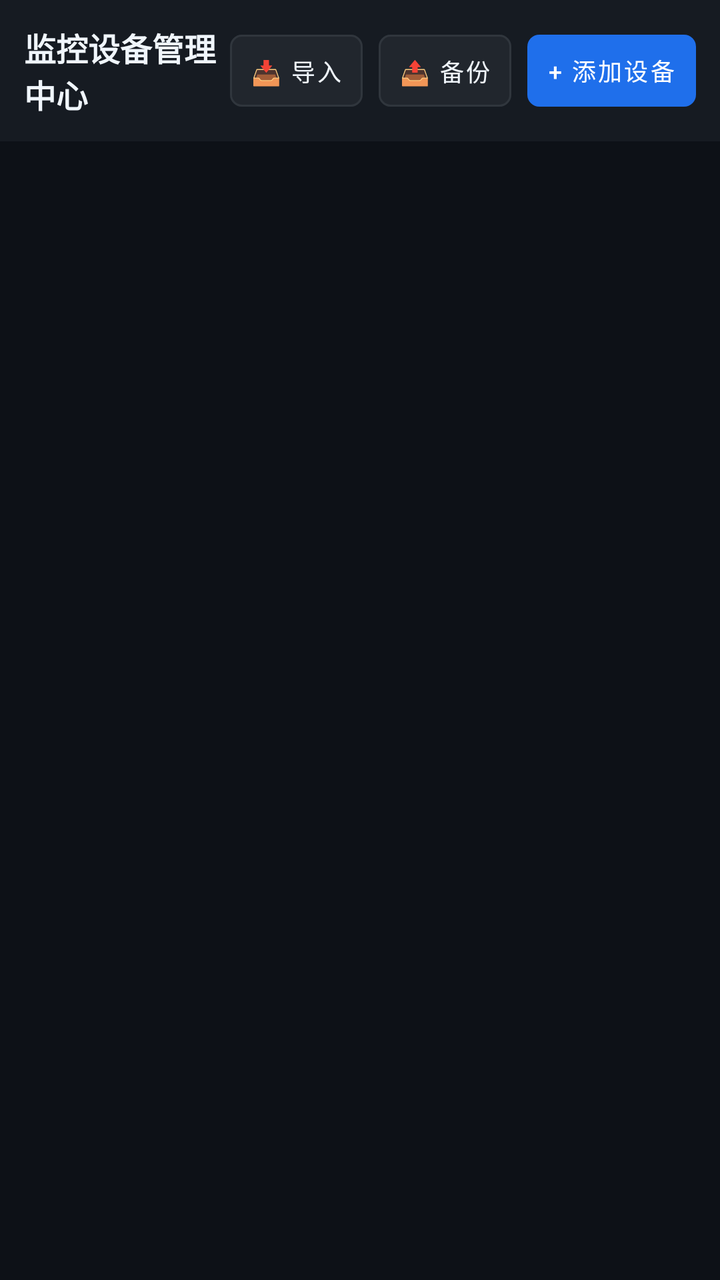
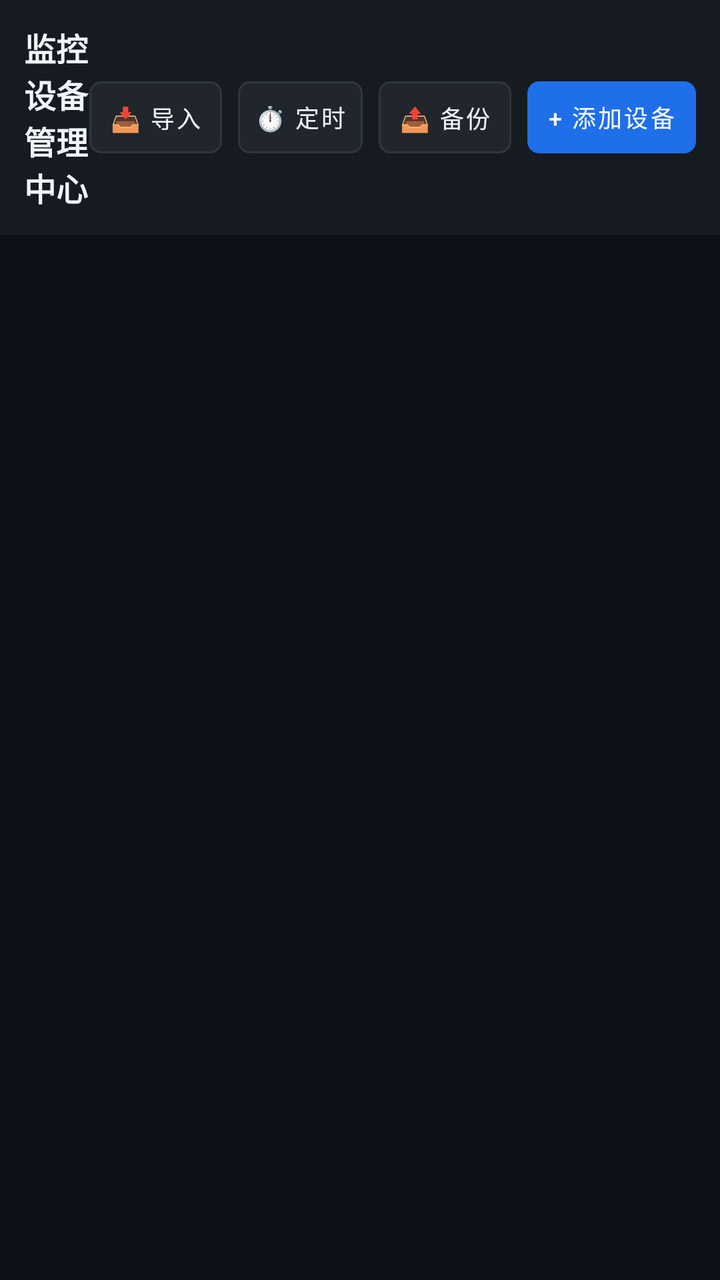

Two renders of the same Android screen: before a commit and after it. Below are the layout's source before the change and the commit's diff.
<!-- AndroidManifest.xml: application theme Theme.WeViewCam -->
<!-- res/layout/fragment_device_management.xml -->
<?xml version="1.0" encoding="utf-8"?>
<LinearLayout xmlns:android="http://schemas.android.com/apk/res/android"
    xmlns:app="http://schemas.android.com/apk/res-auto"
    android:layout_width="match_parent"
    android:layout_height="match_parent"
    android:orientation="vertical"
    android:background="@color/surveillance_bg">

    
    <LinearLayout
        android:layout_width="match_parent"
        android:layout_height="wrap_content"
        android:orientation="horizontal"
        android:padding="12dp"
        android:gravity="center_vertical"
        android:background="@color/surveillance_card">

        <TextView
            android:layout_width="0dp"
            android:layout_height="wrap_content"
            android:layout_weight="1"
            android:text="监控设备管理中心"
            android:textColor="@color/text_primary"
            android:textSize="16sp"
            android:textStyle="bold" />

        <Button
            android:id="@+id/btn_import_devices"
            android:layout_width="wrap_content"
            android:layout_height="36dp"
            android:layout_marginEnd="8dp"
            android:paddingStart="10dp"
            android:paddingEnd="10dp"
            android:text="📥 导入"
            android:textSize="12sp"
            style="@style/SurveillanceButton" />

        <Button
            android:id="@+id/btn_backup_devices"
            android:layout_width="wrap_content"
            android:layout_height="36dp"
            android:layout_marginEnd="8dp"
            android:paddingStart="10dp"
            android:paddingEnd="10dp"
            android:text="📤 备份"
            android:textSize="12sp"
            style="@style/SurveillanceButton" />

        <Button
            android:id="@+id/btn_add_device"
            android:layout_width="wrap_content"
            android:layout_height="36dp"
            android:paddingStart="10dp"
            android:paddingEnd="10dp"
            android:text="+ 添加设备"
            android:textSize="12sp"
            style="@style/SurveillanceAccentButton" />
    </LinearLayout>

    
    <androidx.recyclerview.widget.RecyclerView
        android:id="@+id/recycler_devices"
        android:layout_width="match_parent"
        android:layout_height="match_parent"
        android:paddingTop="8dp"
        android:paddingBottom="8dp"
        android:clipToPadding="false" />

</LinearLayout>
<!-- resources referenced by this layout -->
<resources>
  <color name="surveillance_bg">#0d1117</color>
  <color name="surveillance_card">#161b22</color>
  <color name="text_primary">#f0f6fc</color>
  <style name="SurveillanceAccentButton" parent="Widget.MaterialComponents.Button">
          <item name="android:insetTop">0dp</item>
          <item name="android:insetBottom">0dp</item>
          <item name="android:minHeight">0dp</item>
          <item name="android:minWidth">0dp</item>
          <item name="android:paddingStart">4dp</item>
          <item name="android:paddingEnd">4dp</item>
          <item name="android:paddingTop">0dp</item>
          <item name="android:paddingBottom">0dp</item>
          <item name="android:stateListAnimator">@null</item>
          <item name="backgroundTint">@color/primary</item>
          <item name="android:textColor">@color/white</item>
          <item name="cornerRadius">6dp</item>
      </style>
  <style name="SurveillanceButton" parent="Widget.MaterialComponents.Button">
          <item name="android:insetTop">0dp</item>
          <item name="android:insetBottom">0dp</item>
          <item name="android:minHeight">0dp</item>
          <item name="android:minWidth">0dp</item>
          <item name="android:paddingStart">4dp</item>
          <item name="android:paddingEnd">4dp</item>
          <item name="android:paddingTop">0dp</item>
          <item name="android:paddingBottom">0dp</item>
          <item name="android:stateListAnimator">@null</item>
          <item name="backgroundTint">@color/surveillance_card_alt</item>
          <item name="android:textColor">@color/text_primary</item>
          <item name="cornerRadius">6dp</item>
          <item name="strokeColor">@color/surveillance_border</item>
          <item name="strokeWidth">1dp</item>
      </style>
  <style name="Theme.WeViewCam" parent="Theme.MaterialComponents.DayNight.NoActionBar">
          <item name="colorPrimary">@color/primary</item>
          <item name="colorPrimaryVariant">@color/primary_dark</item>
          <item name="colorOnPrimary">@color/white</item>
          <item name="colorSecondary">@color/accent</item>
          <item name="colorSecondaryVariant">@color/primary_light</item>
          <item name="colorOnSecondary">@color/white</item>
          <item name="android:statusBarColor">@color/surveillance_bg</item>
          <item name="android:windowBackground">@color/surveillance_bg</item>
          <item name="android:navigationBarColor">@color/surveillance_bg</item>
      </style>
  <color name="primary">#1f6feb</color>
  <color name="white">#ffffff</color>
  <color name="surveillance_card_alt">#21262d</color>
  <color name="surveillance_border">#30363d</color>
  <color name="primary_dark">#0d1117</color>
  <color name="accent">#58a6ff</color>
  <color name="primary_light">#58a6ff</color>
</resources>

<!-- the commit's change to res/layout/fragment_device_management.xml (unified diff, before → after) -->
@@ -16,6 +16,7 @@
         android:background="@color/surveillance_card">
 
         <TextView
+            android:id="@+id/tv_device_center_title"
             android:layout_width="0dp"
             android:layout_height="wrap_content"
             android:layout_weight="1"
@@ -32,6 +33,17 @@
             android:paddingStart="10dp"
             android:paddingEnd="10dp"
             android:text="📥 导入"
+            android:textSize="12sp"
+            style="@style/SurveillanceButton" />
+
+        <Button
+            android:id="@+id/btn_auto_refresh"
+            android:layout_width="wrap_content"
+            android:layout_height="36dp"
+            android:layout_marginEnd="8dp"
+            android:paddingStart="8dp"
+            android:paddingEnd="8dp"
+            android:text="⏱️ 定时"
             android:textSize="12sp"
             style="@style/SurveillanceButton" />
 
